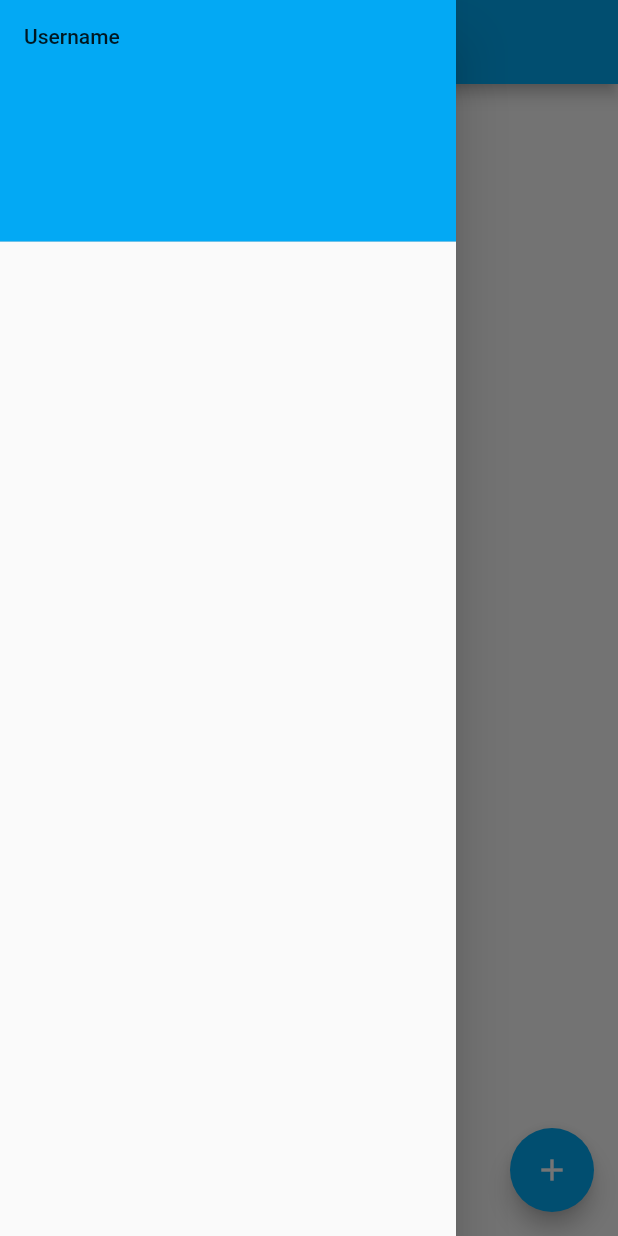
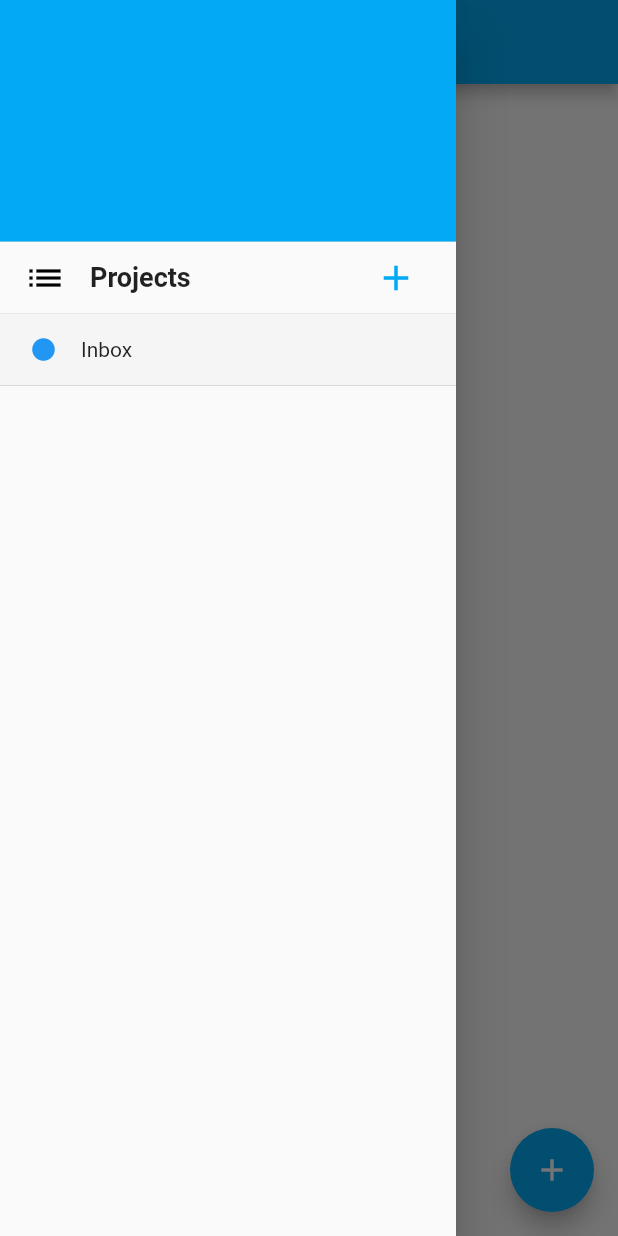
Before and after one commit to cleitonmonteiro/task-now, a Flutter app: the screen it shows after launch, with the side drawer open, on a phone screen of 412 x 824 dp. Run offline on Flutter 3.47's test engine with Material 2 defaults, Android fonts, the phone set to English and light mode, and no system bars; our stand-ins replace sqflite; accounts and stored records are empty.

Commit message:
using projects to group tasks
updated project model
added no tasks page
added page to add a new project
updated database

```diff
--- a/lib/data/database.dart
+++ b/lib/data/database.dart
@@ -19,7 +19,8 @@ const kTodoTableSql = "$kTodoTable ("
 const kProjectTable = 'project';
 const kProjectTableSql = "$kProjectTable ("
     "id INTEGER PRIMARY KEY AUTOINCREMENT, "
-    "name TEXT"
+    "name TEXT, "
+    "color INTEGER"
     ")";
 
 class DatabaseProvider {
--- a/lib/data/models/project.dart
+++ b/lib/data/models/project.dart
@@ -1,16 +1,20 @@
+import 'dart:ui';
+
 import 'package:task_now/data/models/todo.dart';
 
 class Project {
-  Project({this.id, this.name});
+  Project({this.id, this.name, this.color});
 
   int id;
   String name;
+  Color color;
   List<Todo> todos;
 
   factory Project.fromJson(Map<String, dynamic> data) {
     return Project(
       id: data['id'],
       name: data['name'],
+      color: Color(data['color']),
     );
   }
 
@@ -18,6 +22,7 @@ class Project {
     return {
       'id': id,
       'name': name,
+      'color': color.value,
     };
   }
 
--- a/lib/main.dart
+++ b/lib/main.dart
@@ -25,6 +25,9 @@ class App extends StatelessWidget {
             minWidth: 30.0,
             height: 30.0,
           ),
+          iconTheme: IconThemeData().copyWith(
+            color: Colors.white,
+          ),
         ),
         home: HomePage(),
       ),
--- a/lib/pages/home.dart
+++ b/lib/pages/home.dart
@@ -1,40 +1,107 @@
 import 'package:flutter/material.dart';
 import 'package:flutter/rendering.dart';
 import 'package:provider/provider.dart';
+import 'package:task_now/pages/new_project.dart';
+import 'package:task_now/pages/no_tasks.dart';
 import 'package:task_now/todo_brain.dart';
 import 'package:task_now/widgets/add_todo_bottom_sheet.dart';
+import 'package:task_now/widgets/project_item.dart';
 import 'package:task_now/widgets/todo_list_view.dart';
 
 class HomePage extends StatelessWidget {
   @override
   Widget build(BuildContext context) {
+    return Consumer<TodoBrain>(
+      builder: (context, brain, child) {
+        if (brain.selectedProject == null) {
+          return Center(
+            child: CircularProgressIndicator(),
+          );
+        }
+
         return Scaffold(
           appBar: AppBar(
             title: Text(
-          'Today',
+              brain.selectedProject.name,
               style: TextStyle().copyWith(color: Colors.white),
             ),
-        iconTheme: Theme.of(context).iconTheme.copyWith(color: Colors.white),
+            iconTheme: Theme.of(context).iconTheme,
           ),
           drawer: Drawer(
             child: ListView(
               padding: EdgeInsets.zero,
               children: <Widget>[
+                // TODO: DrawerHeader
                 DrawerHeader(
-              child: Text('Username'),
+                  margin: EdgeInsets.zero,
                   decoration: BoxDecoration(
                     color: Theme.of(context).accentColor,
                   ),
                 ),
+                // TODO: button para adicionar um novo porjeto
+                Padding(
+                  padding: const EdgeInsets.symmetric(horizontal: 16.0),
+                  child: Row(
+                    children: [
+                      const Icon(
+                        Icons.list,
+                        size: 28.0,
+                        color: Colors.black,
+                      ),
+                      const SizedBox(width: 16.0),
+                      const Text(
+                        'Projects',
+                        style: TextStyle(
+                          fontSize: 18.0,
+                          fontWeight: FontWeight.bold,
+                        ),
+                      ),
+                      Spacer(),
+                      IconButton(
+                        padding: EdgeInsets.zero,
+                        icon: Icon(
+                          Icons.add,
+                          size: 28.0,
+                          color: Theme.of(context).primaryColor,
+                        ),
+                        onPressed: () {
+                          Navigator.push(
+                            context,
+                            MaterialPageRoute(
+                              builder: (context) => NewProjectPage(),
+                            ),
+                          );
+                        },
+                      ),
                     ],
                   ),
                 ),
-      body: SingleChildScrollView(
-        child: Consumer<TodoBrain>(
-          builder: (context, brain, _) => TodoListView(brain.todos),
+                Divider(height: 0.0),
+                ListView.builder(
+                  padding: EdgeInsets.zero,
+                  physics: NeverScrollableScrollPhysics(),
+                  shrinkWrap: true,
+                  itemCount: brain.projects.length,
+                  itemBuilder: (context, index) {
+                    final project = brain.projects[index];
+                    return ProjectItem(
+                      project: project,
+                      onTap: () async {
+                        brain.updateSelectedProject(project);
+                        Navigator.pop(context);
+                      },
+                      selected: project == brain.selectedProject,
+                    );
+                  },
+                ),
+              ],
             ),
           ),
-      // floatingActionButtonLocation: FloatingActionButtonLocation.centerFloat,
+          body: brain.selectedProject.todos.length == 0
+              ? NoTasksPage()
+              : SingleChildScrollView(
+                  child: TodoListView(brain.selectedProject.todos),
+                ),
           floatingActionButton: FloatingActionButton(
             onPressed: () async {
               _showAddTodoSheet(context);
@@ -44,6 +111,8 @@ class HomePage extends StatelessWidget {
               color: Colors.white,
             ),
           ),
+        );
+      },
     );
   }
 
--- /dev/null
+++ b/lib/pages/no_tasks.dart
@@ -0,0 +1,38 @@
+import 'package:flutter/material.dart';
+
+class NoTasksPage extends StatelessWidget {
+  @override
+  Widget build(BuildContext context) {
+    final height = MediaQuery.of(context).size.height / 8;
+
+    return Column(
+      mainAxisAlignment: MainAxisAlignment.center,
+      children: [
+        Opacity(
+          opacity: 0.1,
+          child: Image.asset(
+            'images/coffee_cup.png',
+            fit: BoxFit.contain,
+            height: height,
+          ),
+        ),
+        SizedBox(height: height / 3),
+        Center(
+          child: Column(
+            mainAxisSize: MainAxisSize.min,
+            children: [
+              Text(
+                'All done. Perfect job!',
+                style: TextStyle(fontWeight: FontWeight.bold, fontSize: 18.0),
+              ),
+              SizedBox(height: 10.0),
+              Text('Take a break and have a coffee.'),
+              SizedBox(height: 10.0),
+              Text('Tap + to add a new task.'),
+            ],
+          ),
+        ),
+      ],
+    );
+  }
+}
--- a/lib/todo_brain.dart
+++ b/lib/todo_brain.dart
@@ -1,4 +1,5 @@
 import 'package:flutter/foundation.dart';
+import 'package:flutter/material.dart';
 import 'package:task_now/data/models/project.dart';
 import 'package:task_now/data/models/todo.dart';
 import 'package:task_now/data/todo_repo.dart';
@@ -11,18 +12,35 @@ class TodoBrain extends ChangeNotifier {
 
   final TodoRepo repo;
   List<Todo> _todos = [];
-  List<Project> _projects;
+  List<Project> _projects = [];
+  Project _selectedProject;
 
   List<Todo> get todos => _todos;
   List<Project> get projects => _projects;
+  Project get selectedProject => _selectedProject;
 
   void updateTodos() async {
     _todos = await repo.getAllTodos();
+
     notifyListeners();
   }
 
   void updateProjects() async {
     _projects = await repo.getAllProjects();
+
+    if (projects.isEmpty) {
+      final inbox = Project(name: 'Inbox', color: Colors.blue);
+      await repo.insertProject(inbox);
+      _projects = await repo.getAllProjects();
+    }
+
+    _selectedProject = _projects.first;
+    notifyListeners();
+  }
+
+  void updateSelectedProject(Project project) {
+    _selectedProject = project;
+    // TODO: vericicar antes de mudar
     notifyListeners();
   }
 
--- /dev/null
+++ b/lib/widgets/project_item.dart
@@ -0,0 +1,44 @@
+import 'package:flutter/material.dart';
+import 'package:task_now/data/models/project.dart';
+
+class ProjectItem extends StatelessWidget {
+  const ProjectItem({
+    @required this.project,
+    @required this.onTap,
+    this.selected = false,
+  })  : assert(project != null),
+        assert(onTap != null);
+
+  final Project project;
+  final Function onTap;
+  final bool selected;
+
+  @override
+  Widget build(BuildContext context) {
+    final color = selected ? Theme.of(context).selectedRowColor : Colors.white;
+
+    return InkWell(
+      onTap: onTap,
+      child: Container(
+        padding: EdgeInsets.symmetric(horizontal: 20.0, vertical: 15.0),
+        decoration: BoxDecoration(
+          border: Border(
+            bottom: Divider.createBorderSide(context),
+          ),
+          color: color,
+        ),
+        child: Row(
+          children: [
+            Icon(
+              Icons.brightness_1,
+              color: project.color,
+              size: 18.0,
+            ),
+            SizedBox(width: 16.0),
+            Text(project.name),
+          ],
+        ),
+      ),
+    );
+  }
+}
--- a/pubspec.yaml
+++ b/pubspec.yaml
@@ -48,8 +48,8 @@ flutter:
   # the material Icons class.
   uses-material-design: true
   # To add assets to your application, add an assets section, like this:
-  # assets:
-  #   - images/a_dot_burr.jpeg
+  assets:
+    - images/
   #   - images/a_dot_ham.jpeg
   # An image asset can refer to one or more resolution-specific "variants", see
   # https://flutter.dev/assets-and-images/#resolution-aware.
```
Also changed, not shown: lib/data/sqlite_todo_repo_impl.dart (+11 -5 lines), lib/pages/new_project.dart (added, +116 -0 lines), lib/widgets/add_todo_bottom_sheet.dart (+66 -6 lines), images/coffee_cup.png (added), pubspec.lock. Lines whose indentation alone changed are shown as unchanged.
